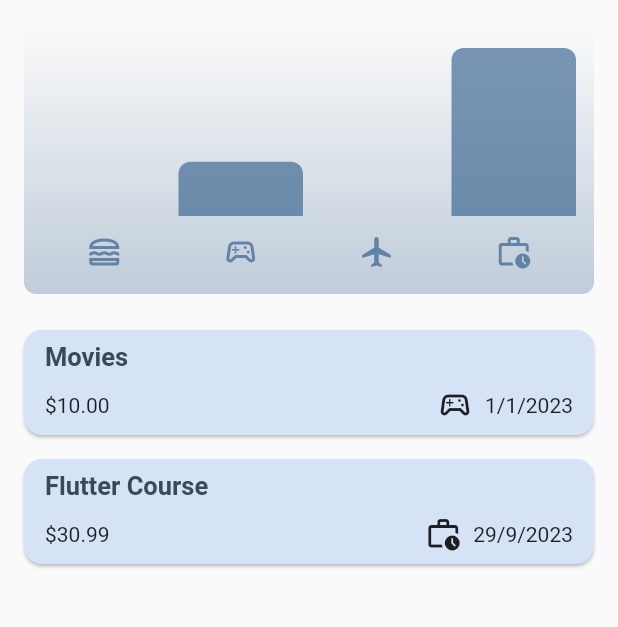
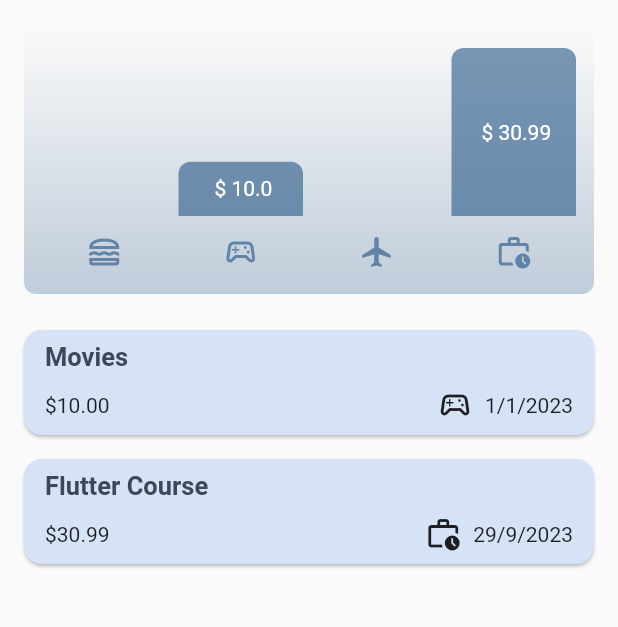
Before and after one commit to MadAra-UcHiHa89/expense_tracker, a Flutter app: the screen it shows after launch, on a phone screen of 412 x 824 dp, the part 84-711 px from its top. Run offline on Flutter 3.47's test engine with Material 2 defaults, Android fonts, the phone set to English and light mode, and no system bars.

Commit message:
Updated the Bar chart

```diff
--- a/lib/chart.dart
+++ b/lib/chart.dart
@@ -59,6 +59,7 @@ class Chart extends StatelessWidget {
               children: [
                 for (final bucket in buckets) // alternative to map()
                   ChartBar(
+                    amount: bucket.totalAmount,
                     fill: bucket.totalAmount == 0
                         ? 0
                         : bucket.totalAmount / maxTotalAmount,
--- a/lib/chart_bar.dart
+++ b/lib/chart_bar.dart
@@ -1,12 +1,10 @@
 import 'package:flutter/material.dart';
 
 class ChartBar extends StatelessWidget {
-  const ChartBar({
-    super.key,
-    required this.fill,
-  });
+  const ChartBar({super.key, required this.fill, required this.amount});
 
   final double fill;
+  final double amount;
 
   @override
   Widget build(BuildContext context) {
@@ -18,6 +16,14 @@ class ChartBar extends StatelessWidget {
         child: FractionallySizedBox(
           heightFactor: fill,
           child: DecoratedBox(
+            child: Center(
+              child: Text(
+                " \$ ${amount.toString()}",
+                style: TextStyle(
+                  color: Theme.of(context).colorScheme.onTertiary,
+                ),
+              ),
+            ),
             decoration: BoxDecoration(
               shape: BoxShape.rectangle,
               borderRadius:
```
